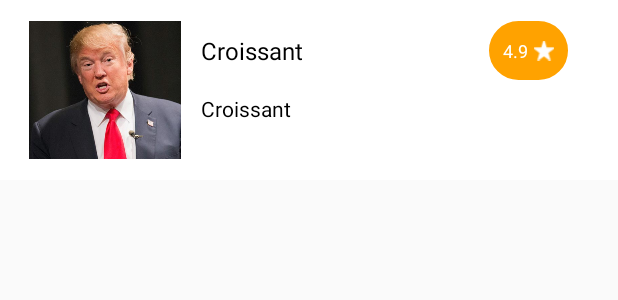
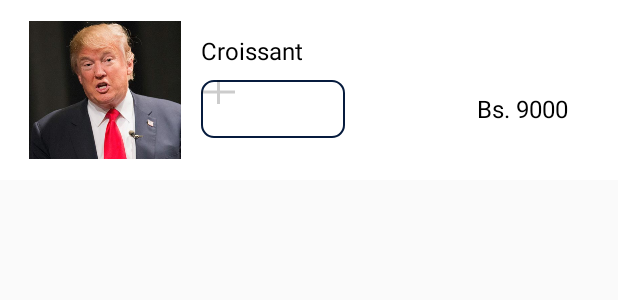
Before and after one commit to diiaz94/directpayandroid, an Android app: the layout car_item.xml on its own in the app's theme, with its tools: preview values and no code run, on a phone screen of 412 x 824 dp. Shown: the top 300 px of the screen. Run offline under Robolectric (Android 15) with nearby library versions, the phone set to English and light mode, and no system bars; network calls fail.

Commit message:
continue car

```diff
--- a/app/src/main/res/layout/car_item.xml
+++ b/app/src/main/res/layout/car_item.xml
@@ -51,11 +51,7 @@
                             android:layout_width="match_parent"
                             android:layout_height="0dp"
                             android:layout_weight="65"
-                            android:weightSum="465">
-                            <LinearLayout
-                                android:layout_width="0dp"
-                                android:layout_height="match_parent"
-                                android:layout_weight="365"
+                            android:weightSum="465"
                             android:gravity="center_vertical">
                             <TextView
                                 android:id="@+id/car_title"
@@ -64,28 +60,6 @@
                                 android:textSize="16sp"
                                 android:textColor="@color/black"
                                 android:text="Croissant"/>
-                            </LinearLayout>
-                            <LinearLayout
-                                android:layout_width="0dp"
-                                android:layout_height="match_parent"
-                                android:layout_weight="100"
-                                android:weightSum="100"
-                                android:gravity="center"
-                                android:background="@drawable/rating_orange_bg">
-                                <TextView
-                                    android:id="@+id/product_rating"
-                                    android:layout_width="0dp"
-                                    android:layout_height="wrap_content"
-                                    android:layout_weight="40"
-                                    android:textSize="12sp"
-                                    android:textColor="@color/white"
-                                    android:text="4.9"/>
-                                <ImageView
-                                    android:layout_width="0dp"
-                                    android:layout_height="match_parent"
-                                    android:layout_weight="25"
-                                    android:src="@drawable/star_white"/>
-                            </LinearLayout>
 
                         </LinearLayout>
 
@@ -93,15 +67,50 @@
                             android:layout_width="match_parent"
                             android:layout_height="0dp"
                             android:layout_weight="63"
+                            android:weightSum="465"
+                            android:orientation="horizontal"
                             android:gravity="center_vertical">
 
+                            <LinearLayout
+                                android:layout_width="0dp"
+                                android:layout_height="match_parent"
+                                android:layout_weight="183"
+                                android:weightSum="183"
+                                android:gravity="center_vertical"
+                                android:background="@drawable/border">
+                                <LinearLayout
+                                    android:layout_width="0dp"
+                                    android:layout_height="match_parent"
+                                    android:layout_weight="44"
+                                    android:weightSum="63"
+                                    android:orientation="vertical">
+                                    <LinearLayout
+                                        android:layout_width="match_parent"
+                                        android:layout_height="0dp"
+                                        android:layout_weight="27">
+                                    <ImageButton
+                                        android:layout_width="0dp"
+                                        android:layout_height="match_parent"
+                                        android:layout_weight="27"
+                                        android:background="@color/transparent"
+                                        android:src="@drawable/plus_icon__hdpi"/>
+                                </LinearLayout>
+                                </LinearLayout>
+
+                            </LinearLayout>
+                            <LinearLayout
+                                android:layout_width="0dp"
+                                android:layout_height="match_parent"
+                                android:layout_weight="282"
+                                android:gravity="center_vertical|end">
                                 <TextView
-                                android:id="@+id/product_name"
+                                    android:id="@+id/car_price"
                                     android:layout_width="wrap_content"
                                     android:layout_height="wrap_content"
-                                android:text="Croissant"
+                                    android:textSize="16sp"
                                     android:textColor="@color/black"
-                                android:textSize="14sp"/>
+                                    android:text="Bs. 9000"/>
+                            </LinearLayout>
                         </LinearLayout>
 
                     </LinearLayout>
```
Also changed, not shown: app/src/main/res/drawable-hdpi/minus_icon__hdpi.png (added), app/src/main/res/drawable-hdpi/plus_icon__hdpi.png (added), app/src/main/res/drawable-mdpi/minus_icon__hdpi.png (added), app/src/main/res/drawable-mdpi/plus_icon__hdpi.png (added), app/src/main/res/drawable-xhdpi/minus_icon__hdpi.png (added), app/src/main/res/drawable-xhdpi/plus_icon__hdpi.png (added), app/src/main/res/drawable-xxhdpi/minus_icon__hdpi.png (added), app/src/main/res/drawable-xxhdpi/plus_icon__hdpi.png (added), app/src/main/res/drawable-xxxhdpi/minus_icon__hdpi.png (added), app/src/main/res/drawable-xxxhdpi/plus_icon__hdpi.png (added). Lines whose indentation alone changed are shown as unchanged.
